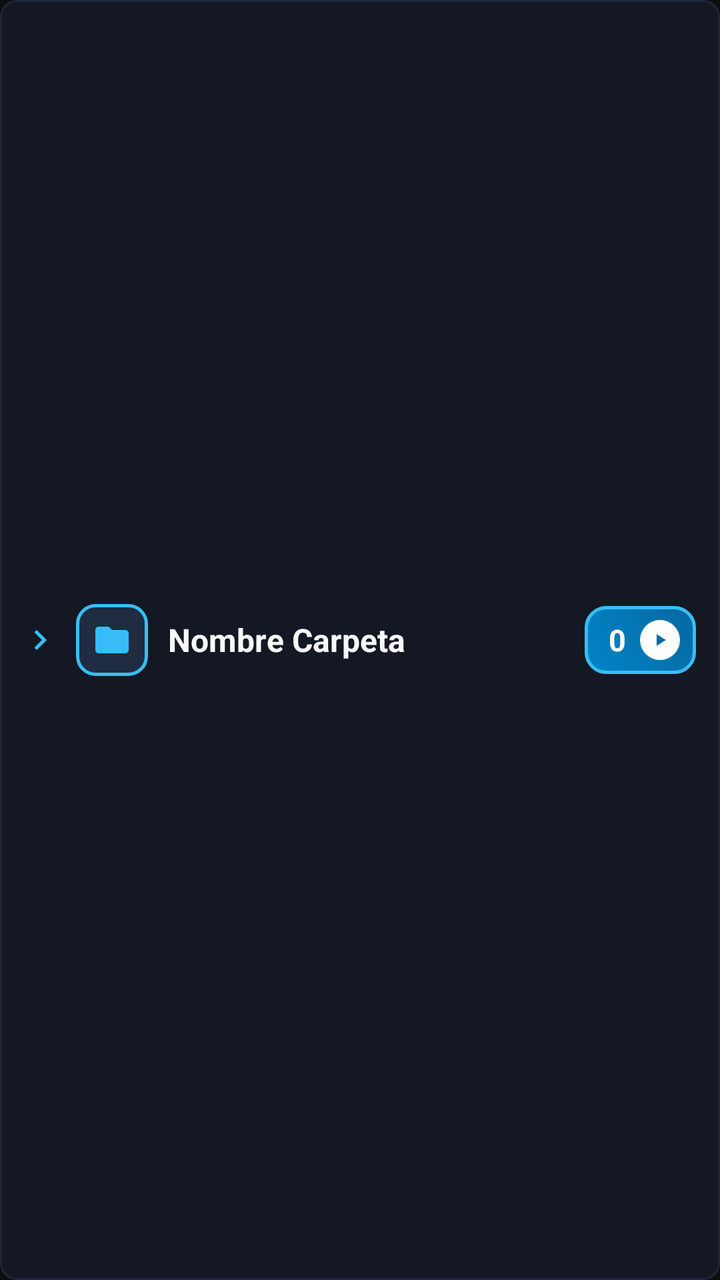
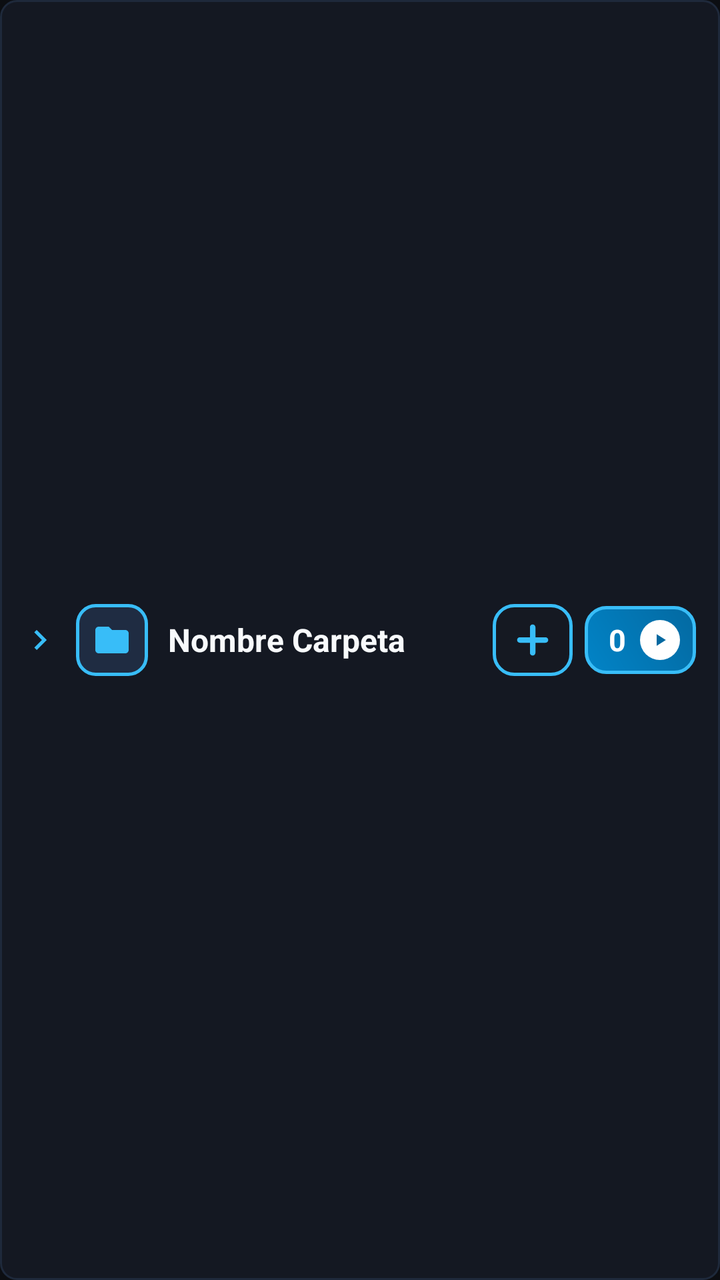

Before-and-after screenshots of an Android layout around one commit, followed by the original layout XML and the change that was made.
<!-- AndroidManifest.xml: application theme Theme.CarAudio -->
<!-- res/layout/item_tree_folder.xml -->
<?xml version="1.0" encoding="utf-8"?>
<LinearLayout xmlns:android="http://schemas.android.com/apk/res/android"
    android:id="@+id/layoutTreeItem"
    android:layout_width="match_parent"
    android:layout_height="wrap_content"
    android:minHeight="58dp"
    android:orientation="horizontal"
    android:gravity="center_vertical"
    android:layout_marginBottom="4dp"
    android:paddingTop="4dp"
    android:paddingBottom="4dp"
    android:paddingEnd="8dp"
    android:background="@drawable/bg_tree_node"
    android:descendantFocusability="blocksDescendants">

    
    <View
        android:id="@+id/viewIndent"
        android:layout_width="8dp"
        android:layout_height="1dp" />

    
    <ImageView
        android:id="@+id/ivTreeArrow"
        android:layout_width="24dp"
        android:layout_height="24dp"
        android:src="@drawable/ic_chevron_right"
        android:scaleType="centerInside"
        android:layout_marginEnd="6dp" />

    
    <FrameLayout
        android:id="@+id/frameTreeIcon"
        android:layout_width="36dp"
        android:layout_height="36dp"
        android:background="@drawable/bg_tree_icon_folder"
        android:layout_gravity="center_vertical">

        <ImageView
            android:id="@+id/ivTreeIcon"
            android:layout_width="20dp"
            android:layout_height="20dp"
            android:layout_gravity="center"
            android:src="@drawable/ic_tree_folder" />
    </FrameLayout>

    
    <LinearLayout
        android:layout_width="0dp"
        android:layout_height="wrap_content"
        android:layout_weight="1"
        android:orientation="vertical"
        android:layout_marginStart="10dp"
        android:layout_marginEnd="8dp">

        <TextView
            android:id="@+id/tvTreeTitle"
            android:layout_width="match_parent"
            android:layout_height="wrap_content"
            android:singleLine="true"
            android:ellipsize="marquee"
            android:marqueeRepeatLimit="marquee_forever"
            android:scrollHorizontally="true"
            android:focusable="true"
            android:focusableInTouchMode="true"
            android:text="Nombre Carpeta"
            android:textColor="#f8fafc"
            android:textSize="16sp"
            android:textStyle="bold" />
    </LinearLayout>

    
    <LinearLayout
        android:id="@+id/btnFolderPlay"
        android:layout_width="wrap_content"
        android:layout_height="34dp"
        android:orientation="horizontal"
        android:gravity="center_vertical"
        android:paddingStart="12dp"
        android:paddingEnd="8dp"
        android:background="@drawable/bg_folder_play_btn"
        android:layout_marginStart="6dp"
        android:layout_marginEnd="4dp"
        android:clickable="true"
        android:focusable="true">

        <TextView
            android:id="@+id/tvTreeDirectCount"
            android:layout_width="wrap_content"
            android:layout_height="wrap_content"
            android:text="0"
            android:textColor="#ffffff"
            android:textSize="15sp"
            android:textStyle="bold"
            android:layout_marginEnd="7dp" />

        <FrameLayout
            android:layout_width="20dp"
            android:layout_height="20dp"
            android:background="@drawable/bg_white_circle">

            <ImageView
                android:layout_width="10dp"
                android:layout_height="10dp"
                android:layout_gravity="center"
                android:src="@drawable/ic_play_triangle" />
        </FrameLayout>
    </LinearLayout>

</LinearLayout>
<!-- resources referenced by this layout -->
<resources>
  <!-- drawable bg_folder_play_btn (drawable) -->
  <?xml version="1.0" encoding="utf-8"?>
  <shape xmlns:android="http://schemas.android.com/apk/res/android"
      android:shape="rectangle">
      <gradient
          android:startColor="#0284c7"
          android:endColor="#0369a1"
          android:angle="45" />
      <stroke
          android:width="1.5dp"
          android:color="#38bdf8" />
      <corners android:radius="10dp" />
  </shape>
  <!-- drawable bg_tree_icon_folder (drawable) -->
  <?xml version="1.0" encoding="utf-8"?>
  <shape xmlns:android="http://schemas.android.com/apk/res/android"
      android:shape="rectangle">
      <solid android:color="#1f2c42" />
      <stroke
          android:width="1.5dp"
          android:color="#38bdf8" />
      <corners android:radius="9dp" />
  </shape>
  <!-- drawable bg_tree_node (drawable) -->
  <?xml version="1.0" encoding="utf-8"?>
  <shape xmlns:android="http://schemas.android.com/apk/res/android"
      android:shape="rectangle">
      <solid android:color="#141822" />
      <stroke
          android:width="1dp"
          android:color="#1e293b" />
      <corners android:radius="8dp" />
  </shape>
  <!-- drawable bg_white_circle (drawable) -->
  <?xml version="1.0" encoding="utf-8"?>
  <shape xmlns:android="http://schemas.android.com/apk/res/android"
      android:shape="oval">
      <solid android:color="#ffffff" />
  </shape>
  <!-- drawable ic_chevron_right (drawable) -->
  <vector xmlns:android="http://schemas.android.com/apk/res/android"
      android:width="20dp"
      android:height="20dp"
      android:viewportWidth="24"
      android:viewportHeight="24">
      <path
          android:fillColor="#38bdf8"
          android:pathData="M8.59,16.59L13.17,12L8.59,7.41L10,6l6,6 -6,6 -1.41,-1.41z" />
  </vector>
  <!-- drawable ic_play_triangle (drawable) -->
  <vector xmlns:android="http://schemas.android.com/apk/res/android"
      android:width="12dp"
      android:height="12dp"
      android:viewportWidth="24"
      android:viewportHeight="24">
      <path
          android:fillColor="#0369a1"
          android:pathData="M8,5v14l11,-7z" />
  </vector>
  <!-- drawable ic_tree_folder (drawable) -->
  <vector xmlns:android="http://schemas.android.com/apk/res/android"
      android:width="22dp"
      android:height="22dp"
      android:viewportWidth="24"
      android:viewportHeight="24">
      <path
          android:fillColor="#38bdf8"
          android:pathData="M10,4H4c-1.1,0 -1.99,0.9 -1.99,2L2,18c0,1.1 0.9,2 2,2h16c1.1,0 2,-0.9 2,-2V8c0,-1.1 -0.9,-2 -2,-2h-8l-2,-2z" />
  </vector>
  <style name="Theme.CarAudio" parent="android:Theme.NoTitleBar.Fullscreen">
          <item name="android:windowBackground">#0c0e12</item>
          <item name="android:colorBackground">#0c0e12</item>
      </style>
</resources>

<!-- the commit's change to res/layout/item_tree_folder.xml (unified diff, before → after) -->
@@ -70,6 +70,19 @@
     </LinearLayout>
 
     
+    <ImageButton
+        android:id="@+id/btnTreeAddMix"
+        android:layout_width="40dp"
+        android:layout_height="36dp"
+        android:layout_marginStart="6dp"
+        android:background="@drawable/bg_folder_addmix"
+        android:src="@drawable/ic_mix_add"
+        android:scaleType="center"
+        android:focusable="false"
+        android:focusableInTouchMode="false"
+        android:contentDescription="Agregar carpeta a Mi Mix" />
+
+    
     <LinearLayout
         android:id="@+id/btnFolderPlay"
         android:layout_width="wrap_content"
<!-- resource entries referenced after the edit -->
@@ -1,5 +1,23 @@
 <!-- resources referenced by this layout -->
 <resources>
+  <!-- drawable bg_folder_addmix (drawable) -->
+  <?xml version="1.0" encoding="utf-8"?>
+  <selector xmlns:android="http://schemas.android.com/apk/res/android">
+      <item android:state_pressed="true">
+          <shape>
+              <solid android:color="#2c3749" />
+              <corners android:radius="10dp" />
+              <stroke android:width="1.5dp" android:color="#38bdf8" />
+          </shape>
+      </item>
+      <item>
+          <shape>
+              <solid android:color="#151922" />
+              <corners android:radius="10dp" />
+              <stroke android:width="1.5dp" android:color="#38bdf8" />
+          </shape>
+      </item>
+  </selector>
   <!-- drawable bg_folder_play_btn (drawable) -->
   <?xml version="1.0" encoding="utf-8"?>
   <shape xmlns:android="http://schemas.android.com/apk/res/android"
@@ -49,6 +67,19 @@
           android:fillColor="#38bdf8"
           android:pathData="M8.59,16.59L13.17,12L8.59,7.41L10,6l6,6 -6,6 -1.41,-1.41z" />
   </vector>
+  <!-- drawable ic_mix_add (drawable) -->
+  <?xml version="1.0" encoding="utf-8"?>
+  <vector xmlns:android="http://schemas.android.com/apk/res/android"
+      android:width="22dp"
+      android:height="22dp"
+      android:viewportWidth="24"
+      android:viewportHeight="24">
+      <path
+          android:pathData="M12,5L12,19M5,12L19,12"
+          android:strokeWidth="3"
+          android:strokeColor="#38bdf8"
+          android:strokeLineCap="round" />
+  </vector>
   <!-- drawable ic_play_triangle (drawable) -->
   <vector xmlns:android="http://schemas.android.com/apk/res/android"
       android:width="12dp"
